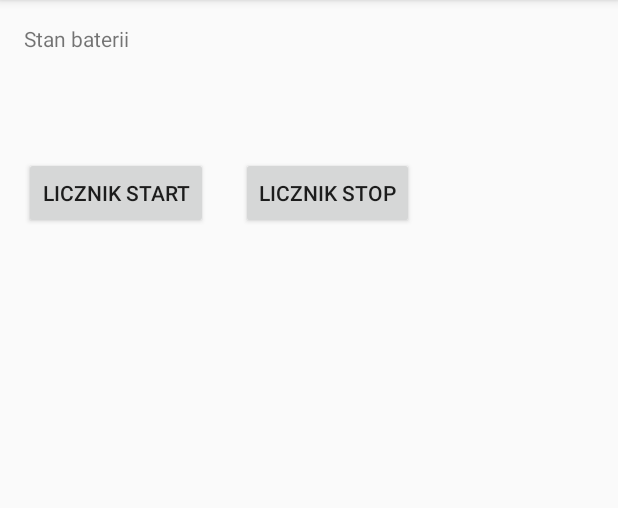
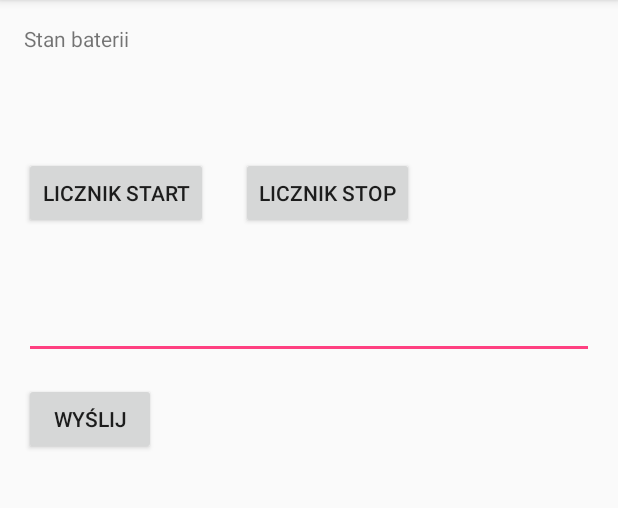
Before and after one commit to nouveu/Laboratorium8, an Android app: the screen it shows after launch (MainActivity), on a phone screen of 412 x 824 dp, the part 84-592 px from its top. Run offline under Robolectric (Android 15) with nearby library versions, the phone set to English and light mode, and no system bars.

Commit message:
2nd commit

```diff
--- a/app/build.gradle
+++ b/app/build.gradle
@@ -5,7 +5,7 @@ android {
     buildToolsVersion "23.0.3"
     defaultConfig {
         applicationId "pl.edu.pwr.wiz.wzorlaboratorium8"
-        minSdkVersion 23
+        minSdkVersion 21
         targetSdkVersion 24
         versionCode 1
         versionName "1.0"
@@ -20,10 +20,12 @@ android {
 }
 
 dependencies {
-    compile fileTree(dir: 'libs', include: ['*.jar'])
+    compile fileTree(include: ['*.jar'], dir: 'libs')
     androidTestCompile('com.android.support.test.espresso:espresso-core:2.2.2', {
         exclude group: 'com.android.support', module: 'support-annotations'
     })
     compile 'com.android.support:appcompat-v7:24.2.1'
     testCompile 'junit:junit:4.12'
+    compile 'com.android.support:appcompat-v7:25.1.1'
+    compile 'com.android.support:design:25.1.1'
 }
--- a/app/src/main/java/pl/edu/pwr/wiz/wzorlaboratorium8/MainActivity.java
+++ b/app/src/main/java/pl/edu/pwr/wiz/wzorlaboratorium8/MainActivity.java
@@ -3,13 +3,16 @@ package pl.edu.pwr.wiz.wzorlaboratorium8;
 import android.content.BroadcastReceiver;
 import android.content.Intent;
 import android.content.IntentFilter;
+import android.os.Bundle;
 import android.support.v7.app.AppCompatActivity;
-import android.os.Bundle;
 import android.view.View;
 import android.widget.Button;
+import android.widget.EditText;
 
 public class MainActivity extends AppCompatActivity {
     private BroadcastReceiver br;
+    private EditText editText;
+    private Button button;
 
     @Override
     protected void onCreate(Bundle savedInstanceState) {
@@ -17,6 +20,22 @@ public class MainActivity extends AppCompatActivity {
         setContentView(R.layout.activity_main);
 
         /* TODO dodać obsługę pola TextView, Button'a i przesłania Intencji do NotificationBroadcastReceiver'a */
+
+        editText = (EditText) findViewById(R.id.editText);
+        button = (Button) findViewById(R.id.button);
+
+        button.setOnClickListener(new View.OnClickListener() {
+            @Override
+            public void onClick(View view) {
+                String myData = editText.getText().toString();
+
+                Intent intent = new Intent();
+                intent.setAction(NotificationBroadcastReceiver.MY_NOTIFICATION_ACTION);
+                intent.putExtra(NotificationBroadcastReceiver.EXTRA_DATA_KEY, myData);
+                sendBroadcast(intent);
+            }
+        });
+
     }
 
     @Override
--- a/app/src/main/res/drawable/ic_av_timer_black_24dp.xml
+++ b/app/src/main/res/drawable/ic_av_timer_black_24dp.xml
@@ -4,6 +4,6 @@
         android:viewportWidth="24.0"
         android:viewportHeight="24.0">
     <path
-        android:fillColor="#FF000000"
+        android:fillColor="#FFFF"
         android:pathData="M11,17c0,0.55 0.45,1 1,1s1,-0.45 1,-1 -0.45,-1 -1,-1 -1,0.45 -1,1zM11,3v4h2L13,5.08c3.39,0.49 6,3.39 6,6.92 0,3.87 -3.13,7 -7,7s-7,-3.13 -7,-7c0,-1.68 0.59,-3.22 1.58,-4.42L12,13l1.41,-1.41 -6.8,-6.8v0.02C4.42,6.45 3,9.05 3,12c0,4.97 4.02,9 9,9 4.97,0 9,-4.03 9,-9s-4.03,-9 -9,-9h-1zM18,12c0,-0.55 -0.45,-1 -1,-1s-1,0.45 -1,1 0.45,1 1,1 1,-0.45 1,-1zM6,12c0,0.55 0.45,1 1,1s1,-0.45 1,-1 -0.45,-1 -1,-1 -1,0.45 -1,1z"/>
 </vector>
--- a/app/src/main/res/layout/activity_main.xml
+++ b/app/src/main/res/layout/activity_main.xml
@@ -12,11 +12,12 @@
 
     <TextView
         android:id="@+id/stan_baterii"
-        android:text="@string/stan_baterii"
         android:layout_width="wrap_content"
         android:layout_height="wrap_content"
-        />
+        android:text="@string/stan_baterii" />
+
     <ProgressBar
+        android:id="@+id/stan_progressbar"
         style="?android:attr/progressBarStyleHorizontal"
         android:layout_width="match_parent"
         android:layout_height="wrap_content"
@@ -24,31 +25,47 @@
         android:layout_below="@id/stan_baterii"
         android:layout_marginEnd="33dp"
         android:layout_marginTop="31dp"
-        android:id="@+id/stan_progressbar"
         android:max="100"
         android:progress="0"
-        android:visibility="invisible"
-        />
+        android:visibility="invisible" />
 
     <Button
         android:id="@+id/btn_start"
-        android:text="@string/counter_start"
         android:layout_width="wrap_content"
         android:layout_height="wrap_content"
+        android:layout_below="@+id/stan_progressbar"
         android:layout_marginTop="22dp"
-        android:layout_below="@+id/stan_progressbar"
-        android:onClick="startTimer" />
+        android:onClick="startTimer"
+        android:text="@string/counter_start" />
 
     <Button
         android:id="@+id/button2"
-        android:text="@string/counter_stop"
         android:layout_width="wrap_content"
         android:layout_height="wrap_content"
-        android:layout_marginStart="22dp"
         android:layout_alignBaseline="@id/btn_start"
         android:layout_alignBottom="@id/btn_start"
+        android:layout_marginStart="22dp"
         android:layout_toEndOf="@id/btn_start"
-        android:onClick="stopTimer" />
+        android:onClick="stopTimer"
+        android:text="@string/counter_stop" />
 
     <!-- Dodać pola TextView i Button -->
+
+    <EditText
+        android:layout_width="match_parent"
+        android:layout_height="wrap_content"
+        android:id="@+id/editText"
+        android:layout_below="@+id/btn_start"
+        android:layout_alignParentStart="true"
+        android:layout_marginTop="41dp" />
+
+    <Button
+        android:layout_width="wrap_content"
+        android:layout_height="wrap_content"
+        android:text="Wyślij"
+        android:id="@+id/button"
+        android:layout_marginTop="16dp"
+        android:layout_below="@+id/editText"
+        android:layout_alignParentStart="true" />
+
 </RelativeLayout>
```
Also changed, not shown: app/src/main/AndroidManifest.xml (+10 -1 lines), app/src/main/java/pl/edu/pwr/wiz/wzorlaboratorium8/BatteryBroadcastReceiver.java (+11 -2 lines), app/src/main/java/pl/edu/pwr/wiz/wzorlaboratorium8/BatteryTimerService.java (added, +43 -0 lines), app/src/main/java/pl/edu/pwr/wiz/wzorlaboratorium8/NotificationBroadcastReceiver.java (+9 -0 lines), app/src/main/java/pl/edu/pwr/wiz/wzorlaboratorium8/PowerConnectionBroadcastReceiver.java (added, +21 -0 lines).
